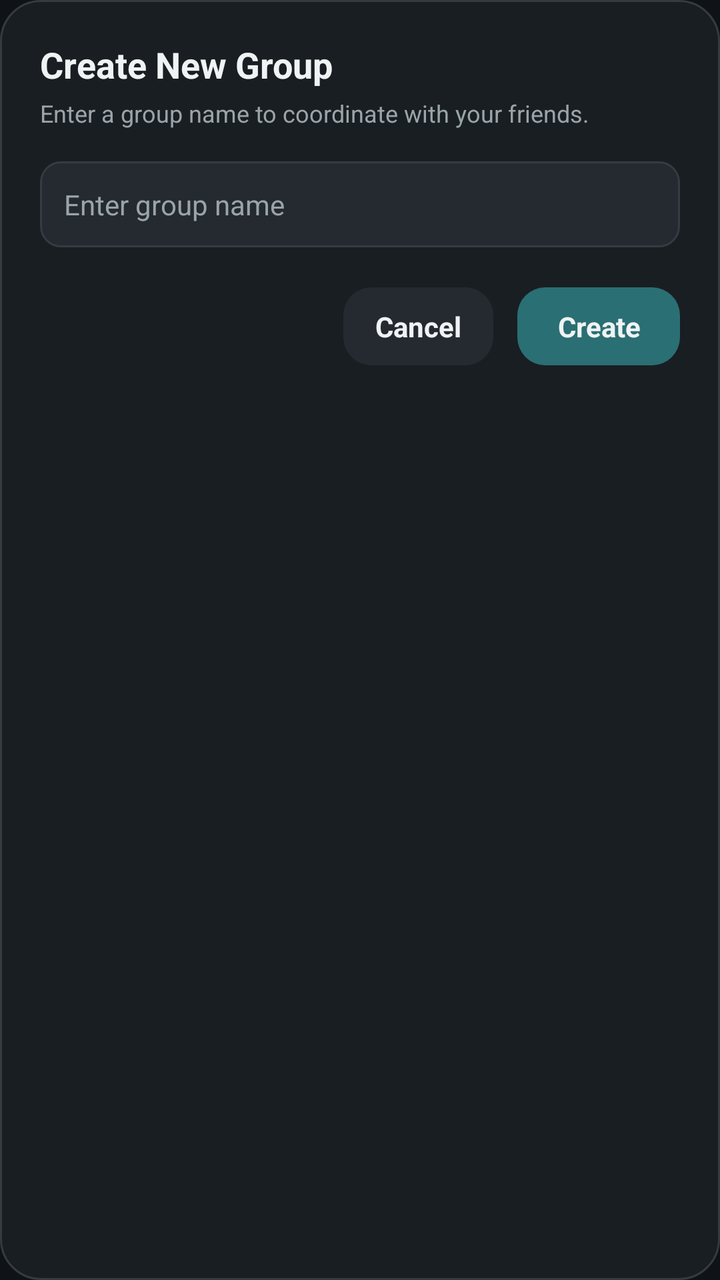
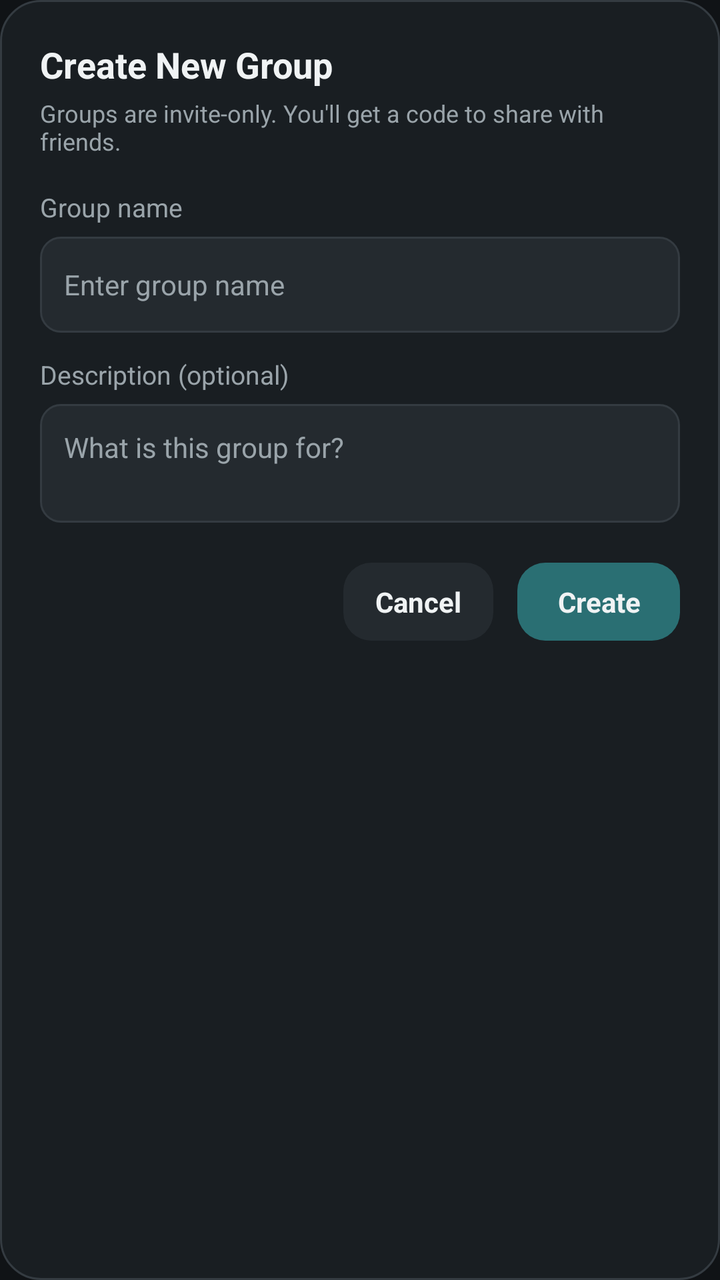

The first picture is an Android layout as it rendered before a commit; the second is the same layout after the commit. The layout source and the unified diff follow.
<!-- AndroidManifest.xml: application theme Theme.AnimoMap -->
<!-- res/layout/dialog_create_group.xml -->
<?xml version="1.0" encoding="utf-8"?>
<LinearLayout xmlns:android="http://schemas.android.com/apk/res/android"
    android:layout_width="match_parent"
    android:layout_height="wrap_content"
    android:background="@drawable/bg_group_card"
    android:orientation="vertical"
    android:padding="20dp">

    <TextView
        android:layout_width="match_parent"
        android:layout_height="wrap_content"
        android:text="@string/groups_dialog_create_title"
        android:textColor="@color/text_primary"
        android:textSize="18sp"
        android:textStyle="bold" />

    <TextView
        android:layout_width="match_parent"
        android:layout_height="wrap_content"
        android:layout_marginTop="4dp"
        android:layout_marginBottom="16dp"
        android:text="Enter a group name to coordinate with your friends."
        android:textColor="@color/text_secondary"
        android:textSize="12sp" />

    <EditText
        android:id="@+id/dialog_create_input"
        android:layout_width="match_parent"
        android:layout_height="wrap_content"
        android:background="@drawable/bg_dialog_input"
        android:hint="@string/groups_dialog_create_hint"
        android:padding="12dp"
        android:singleLine="true"
        android:textColor="@color/text_primary"
        android:textColorHint="@color/text_secondary"
        android:textSize="14sp" />

    <LinearLayout
        android:layout_width="match_parent"
        android:layout_height="wrap_content"
        android:layout_marginTop="20dp"
        android:gravity="end"
        android:orientation="horizontal">

        <TextView
            android:id="@+id/dialog_create_cancel"
            android:layout_width="wrap_content"
            android:layout_height="wrap_content"
            android:background="@drawable/bg_button_secondary"
            android:gravity="center"
            android:paddingHorizontal="16dp"
            android:paddingVertical="10dp"
            android:text="@string/groups_dialog_cancel"
            android:textColor="@color/text_primary"
            android:textSize="14sp"
            android:textStyle="bold" />

        <TextView
            android:id="@+id/dialog_create_submit"
            android:layout_width="wrap_content"
            android:layout_height="wrap_content"
            android:layout_marginStart="12dp"
            android:background="@drawable/bg_button_primary"
            android:gravity="center"
            android:paddingHorizontal="20dp"
            android:paddingVertical="10dp"
            android:text="@string/groups_dialog_create_action"
            android:textColor="@color/text_primary"
            android:textSize="14sp"
            android:textStyle="bold" />

    </LinearLayout>

</LinearLayout>
<!-- resources referenced by this layout -->
<resources>
  <color name="text_primary">#F0F3F4</color>
  <color name="text_secondary">#9AA4AA</color>
  <!-- drawable bg_button_primary (drawable) -->
  <?xml version="1.0" encoding="utf-8"?>
  <shape xmlns:android="http://schemas.android.com/apk/res/android" android:shape="rectangle">
      <solid android:color="@color/primary_teal" />
      <corners android:radius="14dp" />
  </shape>
  <!-- drawable bg_button_secondary (drawable) -->
  <?xml version="1.0" encoding="utf-8"?>
  <shape xmlns:android="http://schemas.android.com/apk/res/android" android:shape="rectangle">
      <solid android:color="@color/surface_elevated" />
      <corners android:radius="14dp" />
  </shape>
  <!-- drawable bg_dialog_input (drawable) -->
  <?xml version="1.0" encoding="utf-8"?>
  <shape xmlns:android="http://schemas.android.com/apk/res/android" android:shape="rectangle">
      <solid android:color="@color/surface_elevated" />
      <corners android:radius="10dp" />
      <stroke android:width="1dp" android:color="@color/border_subtle" />
  </shape>
  <!-- drawable bg_group_card (drawable) -->
  <?xml version="1.0" encoding="utf-8"?>
  <shape xmlns:android="http://schemas.android.com/apk/res/android" android:shape="rectangle">
      <solid android:color="@color/surface_card" />
      <corners android:radius="20dp" />
      <stroke android:width="1dp" android:color="@color/border_subtle" />
  </shape>
  <string name="groups_dialog_cancel">Cancel</string>
  <string name="groups_dialog_create_action">Create</string>
  <string name="groups_dialog_create_hint">Enter group name</string>
  <string name="groups_dialog_create_title">Create New Group</string>
  <style name="Theme.AnimoMap" parent="Base.Theme.AnimoMap" />
  <color name="primary_teal">#2A6F73</color>
  <color name="surface_elevated">#242A2F</color>
  <color name="border_subtle">#343B41</color>
  <color name="surface_card">#191E22</color>
  <style name="Base.Theme.AnimoMap" parent="Theme.Material3.Dark.NoActionBar">
          <item name="android:windowBackground">@color/bg_primary</item>
          <item name="colorPrimary">@color/primary_teal</item>
          <item name="colorOnPrimary">@color/text_primary</item>
          <item name="colorSecondary">@color/accent_teal</item>
          <item name="colorOnSecondary">@color/bg_primary</item>
          <item name="colorSurface">@color/surface_card</item>
          <item name="colorOnSurface">@color/text_primary</item>
          <item name="colorSurfaceVariant">@color/surface_elevated</item>
          <item name="colorOnSurfaceVariant">@color/text_secondary</item>
          <item name="colorOutline">@color/border_subtle</item>
          <item name="android:textColorPrimary">@color/text_primary</item>
          <item name="android:textColorSecondary">@color/text_secondary</item>
          <item name="android:statusBarColor">@color/bg_primary</item>
          <item name="android:navigationBarColor">@color/bg_primary</item>
      </style>
  <color name="bg_primary">#101316</color>
  <color name="accent_teal">#43CDBB</color>
</resources>

<!-- the commit's change to res/layout/dialog_create_group.xml (unified diff, before → after) -->
@@ -19,21 +19,74 @@
         android:layout_height="wrap_content"
         android:layout_marginTop="4dp"
         android:layout_marginBottom="16dp"
-        android:text="Enter a group name to coordinate with your friends."
+        android:text="@string/groups_dialog_create_subtitle"
         android:textColor="@color/text_secondary"
         android:textSize="12sp" />
+
+    
+    <TextView
+        android:layout_width="match_parent"
+        android:layout_height="wrap_content"
+        android:layout_marginBottom="6dp"
+        android:labelFor="@id/dialog_create_input"
+        android:text="@string/groups_label_group_name"
+        android:textColor="@color/text_secondary"
+        android:textSize="13sp" />
 
     <EditText
         android:id="@+id/dialog_create_input"
         android:layout_width="match_parent"
         android:layout_height="wrap_content"
+        android:autofillHints=""
         android:background="@drawable/bg_dialog_input"
         android:hint="@string/groups_dialog_create_hint"
+        android:inputType="textCapWords"
+        android:maxLength="40"
+        android:minHeight="48dp"
         android:padding="12dp"
         android:singleLine="true"
         android:textColor="@color/text_primary"
         android:textColorHint="@color/text_secondary"
         android:textSize="14sp" />
+
+    
+    <TextView
+        android:layout_width="match_parent"
+        android:layout_height="wrap_content"
+        android:layout_marginTop="12dp"
+        android:layout_marginBottom="6dp"
+        android:labelFor="@id/dialog_create_description"
+        android:text="@string/groups_label_description"
+        android:textColor="@color/text_secondary"
+        android:textSize="13sp" />
+
+    <EditText
+        android:id="@+id/dialog_create_description"
+        android:layout_width="match_parent"
+        android:layout_height="wrap_content"
+        android:autofillHints=""
+        android:background="@drawable/bg_dialog_input"
+        android:gravity="top|start"
+        android:hint="@string/groups_dialog_description_hint"
+        android:inputType="textCapSentences|textMultiLine"
+        android:maxLength="120"
+        android:maxLines="4"
+        android:minLines="2"
+        android:padding="12dp"
+        android:textColor="@color/text_primary"
+        android:textColorHint="@color/text_secondary"
+        android:textSize="14sp" />
+
+    
+    <TextView
+        android:id="@+id/dialog_create_error"
+        android:layout_width="match_parent"
+        android:layout_height="wrap_content"
+        android:layout_marginTop="10dp"
+        android:accessibilityLiveRegion="polite"
+        android:textColor="@color/groups_error"
+        android:textSize="12sp"
+        android:visibility="gone" />
 
     <LinearLayout
         android:layout_width="match_parent"
<!-- resource entries referenced after the edit -->
@@ -1,5 +1,6 @@
 <!-- resources referenced by this layout -->
 <resources>
+  <color name="groups_error">#F27C8D</color>
   <color name="text_primary">#F0F3F4</color>
   <color name="text_secondary">#9AA4AA</color>
   <!-- drawable bg_button_primary (drawable) -->
@@ -31,7 +32,11 @@
   <string name="groups_dialog_cancel">Cancel</string>
   <string name="groups_dialog_create_action">Create</string>
   <string name="groups_dialog_create_hint">Enter group name</string>
+  <string name="groups_dialog_create_subtitle">Groups are invite-only. You\'ll get a code to share with friends.</string>
   <string name="groups_dialog_create_title">Create New Group</string>
+  <string name="groups_dialog_description_hint">What is this group for?</string>
+  <string name="groups_label_description">Description (optional)</string>
+  <string name="groups_label_group_name">Group name</string>
   <style name="Theme.AnimoMap" parent="Base.Theme.AnimoMap" />
   <color name="primary_teal">#2A6F73</color>
   <color name="surface_elevated">#242A2F</color>
